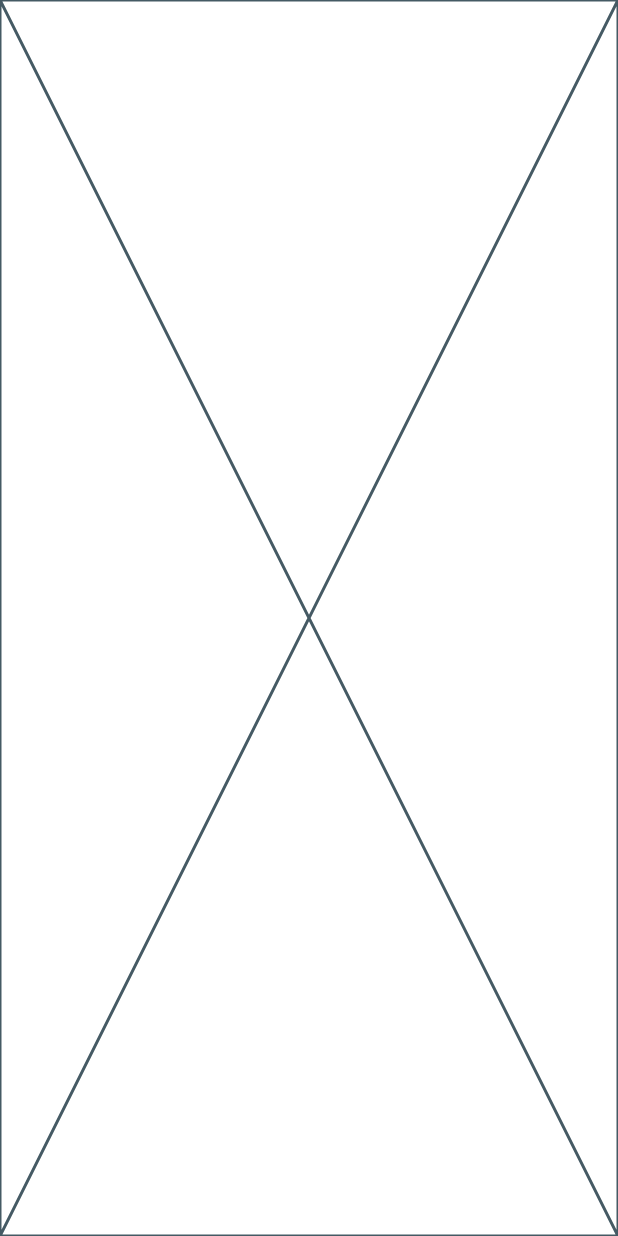
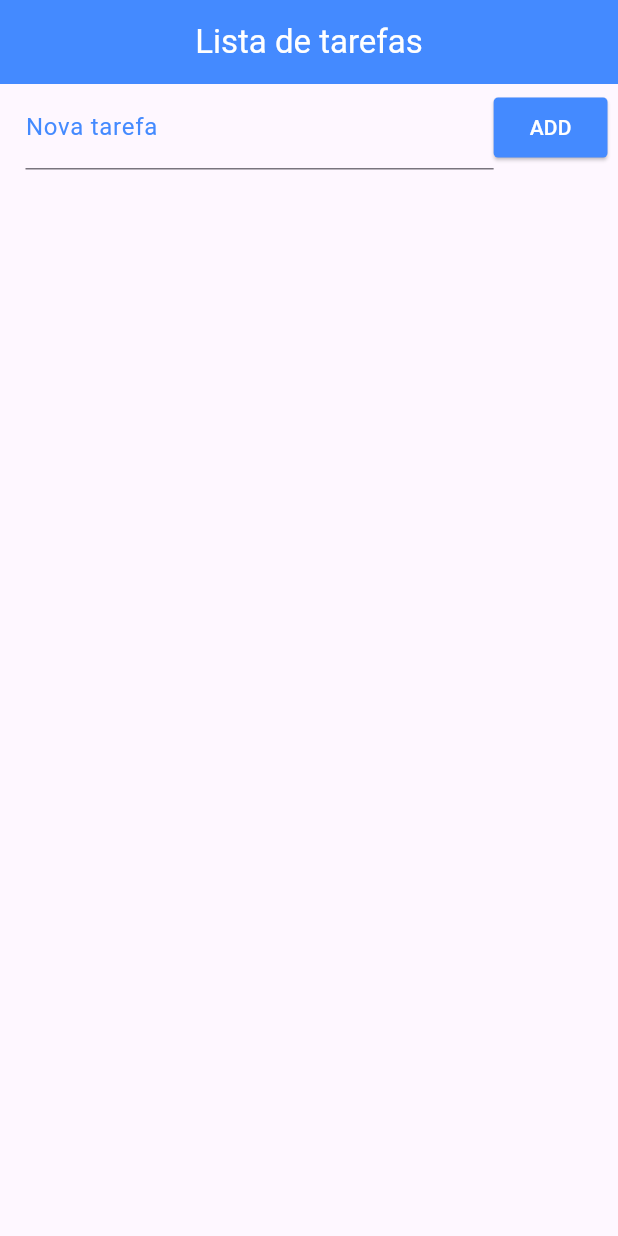
Before and after one commit to mercurio236/lista_tarefas, a Flutter app: the screen it shows after launch, on a phone screen of 412 x 824 dp. Run offline on Flutter 3.47's test engine with Material 3 defaults, Android fonts, the phone set to English and light mode, and no system bars.

Commit message:
feat: criado logiga de adicionar na lista

```diff
--- a/lib/main.dart
+++ b/lib/main.dart
@@ -17,7 +17,19 @@ class Home extends StatefulWidget {
 
 class _HomeState extends State<Home> {
   //aqui as logicas
+  final addFieldController = TextEditingController();
   List _todoList = [];
+
+  void _addTodo() {
+    setState(() {
+      Map<String, dynamic> newTodo =
+          Map(); //quando usar json sempre vamos usar o dynamic
+      newTodo['title'] = addFieldController.text;
+      addFieldController.text = '';
+      newTodo['ok'] = false;
+      _todoList.add(newTodo);
+    });
+  }
 
   Future<File> _getFile() async {
     final directory = await getApplicationCacheDirectory();
@@ -44,6 +56,67 @@ class _HomeState extends State<Home> {
 
   @override
   Widget build(BuildContext context) {
-    return const Placeholder();
+    return Scaffold(
+      appBar: AppBar(
+        title: Text(
+          'Lista de tarefas',
+          style: TextStyle(color: Colors.white),
+        ),
+        backgroundColor: Colors.blueAccent,
+        centerTitle: true,
+      ),
+      body: Column(
+        children: [
+          Container(
+            padding: EdgeInsets.fromLTRB(17, 1, 7, 1),
+            child: Row(children: [
+              //aqui vai calcular o tamanho da tela corretamente
+              Expanded(
+                child: TextField(
+                  controller: addFieldController,
+                  decoration: InputDecoration(
+                    labelText: 'Nova tarefa',
+                    labelStyle: TextStyle(color: Colors.blueAccent),
+                  ),
+                ),
+              ),
+              ElevatedButton(
+                onPressed: _addTodo,
+                child: Text(
+                  'ADD',
+                  style: TextStyle(color: Colors.white),
+                ),
+                style: ButtonStyle(
+                    backgroundColor:
+                        MaterialStatePropertyAll(Colors.blueAccent),
+                    shape: MaterialStatePropertyAll(RoundedRectangleBorder(
+                        borderRadius: BorderRadius.circular(3)))),
+              )
+            ]),
+          ),
+          Expanded(
+            child: ListView.builder(
+                //são listas que não vai ser renderizado se não estiver sendo exibido
+                padding: EdgeInsets.only(top: 10),
+                itemCount: _todoList.length,
+                itemBuilder: (context, index) {
+                  return CheckboxListTile(
+                    title: Text(_todoList[index]['title']),
+                    value: _todoList[index]['ok'],
+                    secondary: CircleAvatar(
+                      child: Icon(
+                          _todoList[index]['ok'] ? Icons.check : Icons.error),
+                    ),
+                    onChanged: (check){
+                      setState(() {
+                        _todoList[index]["ok"] = check;
+                      });
+                    },
+                  );
+                }),
+          ),
+        ],
+      ),
+    );
   }
 }
```
Also changed, not shown: 3 other files.
